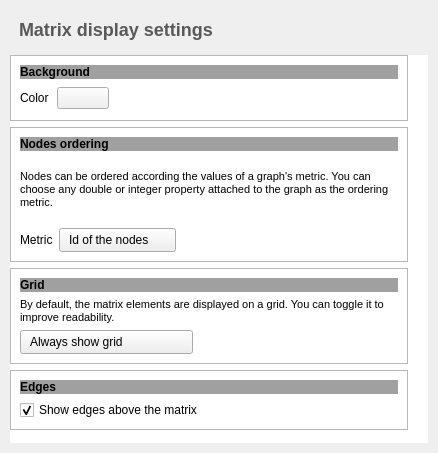
Old version of the form plugins/view/MatrixView/MatrixViewConfigurationWidget.ui in the repository vadivelselvaraj/TulipGLImprovement.
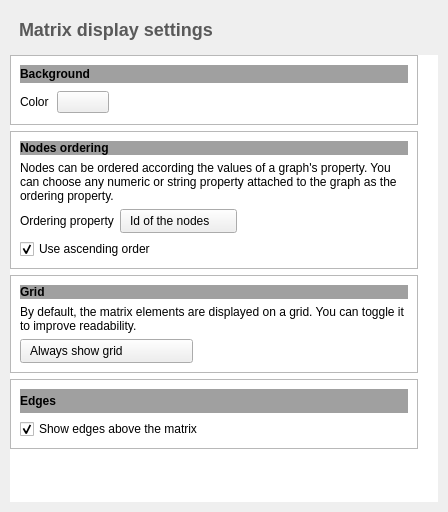
New version of the form. Icons and pictures are not drawn. Custom widgets are drawn as their Qt base class.

Commit message: improve nodes ordering in matrix view: allow any string property as ordering property (sf feature request #141) + allow ascending/descending ordering

```diff
--- a/plugins/view/MatrixView/MatrixViewConfigurationWidget.ui
+++ b/plugins/view/MatrixView/MatrixViewConfigurationWidget.ui
@@ -6,8 +6,8 @@
    <rect>
     <x>0</x>
     <y>0</y>
-    <width>438</width>
-    <height>453</height>
+    <width>448</width>
+    <height>512</height>
    </rect>
   </property>
   <property name="sizePolicy">
@@ -135,8 +135,8 @@
        <rect>
         <x>0</x>
         <y>0</y>
-        <width>405</width>
-        <height>392</height>
+        <width>428</width>
+        <height>431</height>
        </rect>
       </property>
       <property name="sizePolicy">
@@ -170,7 +170,7 @@
           <item>
            <widget class="QLabel" name="label_2">
             <property name="sizePolicy">
-             <sizepolicy hsizetype="Minimum" vsizetype="Preferred">
+             <sizepolicy hsizetype="Preferred" vsizetype="Preferred">
               <horstretch>0</horstretch>
               <verstretch>0</verstretch>
              </sizepolicy>
@@ -256,7 +256,7 @@
           <item>
            <widget class="QLabel" name="nodesOrderingLabel">
             <property name="sizePolicy">
-             <sizepolicy hsizetype="Minimum" vsizetype="Preferred">
+             <sizepolicy hsizetype="Preferred" vsizetype="Preferred">
               <horstretch>0</horstretch>
               <verstretch>0</verstretch>
              </sizepolicy>
@@ -279,17 +279,13 @@
           <item>
            <widget class="QLabel" name="label_3">
             <property name="sizePolicy">
-             <sizepolicy hsizetype="Preferred" vsizetype="Expanding">
+             <sizepolicy hsizetype="Preferred" vsizetype="Preferred">
               <horstretch>0</horstretch>
               <verstretch>0</verstretch>
              </sizepolicy>
             </property>
             <property name="text">
-             <string>&lt;!DOCTYPE HTML PUBLIC &quot;-//W3C//DTD HTML 4.0//EN&quot; &quot;http://www.w3.org/TR/REC-html40/strict.dtd&quot;&gt;
-&lt;html&gt;&lt;head&gt;&lt;meta name=&quot;qrichtext&quot; content=&quot;1&quot; /&gt;&lt;style type=&quot;text/css&quot;&gt;
-p, li { white-space: pre-wrap; }
-&lt;/style&gt;&lt;/head&gt;&lt;body style=&quot; font-family:'Ubuntu'; font-size:11pt; font-weight:400; font-style:normal;&quot;&gt;
-&lt;p style=&quot; margin-top:0px; margin-bottom:0px; margin-left:0px; margin-right:0px; -qt-block-indent:0; text-indent:0px;&quot;&gt;&lt;span style=&quot; font-size:8pt;&quot;&gt;Nodes can be ordered according the values of a graph's metric. You can choose any double or integer property attached to the graph as the ordering metric.&lt;/span&gt;&lt;/p&gt;&lt;/body&gt;&lt;/html&gt;</string>
+             <string>Nodes can be ordered according the values of a graph's property. You can choose any numeric or string property attached to the graph as the ordering property.</string>
             </property>
             <property name="wordWrap">
              <bool>true</bool>
@@ -311,7 +307,7 @@
              <item>
               <widget class="QLabel" name="label">
                <property name="text">
-                <string>Metric</string>
+                <string>Ordering property</string>
                </property>
               </widget>
              </item>
@@ -346,6 +342,25 @@
             </layout>
            </widget>
           </item>
+          <item>
+           <widget class="QCheckBox" name="ascendingOrderCBox">
+            <property name="sizePolicy">
+             <sizepolicy hsizetype="Preferred" vsizetype="Fixed">
+              <horstretch>0</horstretch>
+              <verstretch>0</verstretch>
+             </sizepolicy>
+            </property>
+            <property name="toolTip">
+             <string>Indicates if an ascending or descending ordering must be used</string>
+            </property>
+            <property name="text">
+             <string>Use ascending order</string>
+            </property>
+            <property name="checked">
+             <bool>true</bool>
+            </property>
+           </widget>
+          </item>
          </layout>
         </widget>
        </item>
@@ -361,7 +376,7 @@
           <item>
            <widget class="QLabel" name="nodesOrderingLabel_2">
             <property name="sizePolicy">
-             <sizepolicy hsizetype="Minimum" vsizetype="Preferred">
+             <sizepolicy hsizetype="Preferred" vsizetype="Preferred">
               <horstretch>0</horstretch>
               <verstretch>0</verstretch>
              </sizepolicy>
@@ -383,12 +398,14 @@
           </item>
           <item>
            <widget class="QLabel" name="label_4">
+            <property name="sizePolicy">
+             <sizepolicy hsizetype="Preferred" vsizetype="Preferred">
+              <horstretch>0</horstretch>
+              <verstretch>0</verstretch>
+             </sizepolicy>
+            </property>
             <property name="text">
-             <string>&lt;!DOCTYPE HTML PUBLIC &quot;-//W3C//DTD HTML 4.0//EN&quot; &quot;http://www.w3.org/TR/REC-html40/strict.dtd&quot;&gt;
-&lt;html&gt;&lt;head&gt;&lt;meta name=&quot;qrichtext&quot; content=&quot;1&quot; /&gt;&lt;style type=&quot;text/css&quot;&gt;
-p, li { white-space: pre-wrap; }
-&lt;/style&gt;&lt;/head&gt;&lt;body&gt;
-&lt;p style=&quot; margin-top:0px; margin-bottom:0px; margin-left:0px; margin-right:0px; -qt-block-indent:0; text-indent:0px;&quot;&gt;&lt;span style=&quot; font-size:8pt;&quot;&gt;By default, the matrix elements are displayed on a grid. You can toggle it to improve readability.&lt;/span&gt;&lt;/p&gt;&lt;/body&gt;&lt;/html&gt;</string>
+             <string>By default, the matrix elements are displayed on a grid. You can toggle it to improve readability.</string>
             </property>
             <property name="wordWrap">
              <bool>true</bool>
@@ -476,6 +493,12 @@
           </item>
           <item>
            <widget class="QCheckBox" name="showedgesbox">
+            <property name="sizePolicy">
+             <sizepolicy hsizetype="Preferred" vsizetype="Fixed">
+              <horstretch>0</horstretch>
+              <verstretch>0</verstretch>
+             </sizepolicy>
+            </property>
             <property name="text">
              <string>Show edges above the matrix</string>
             </property>
```
The commit also changes 3 other files.
